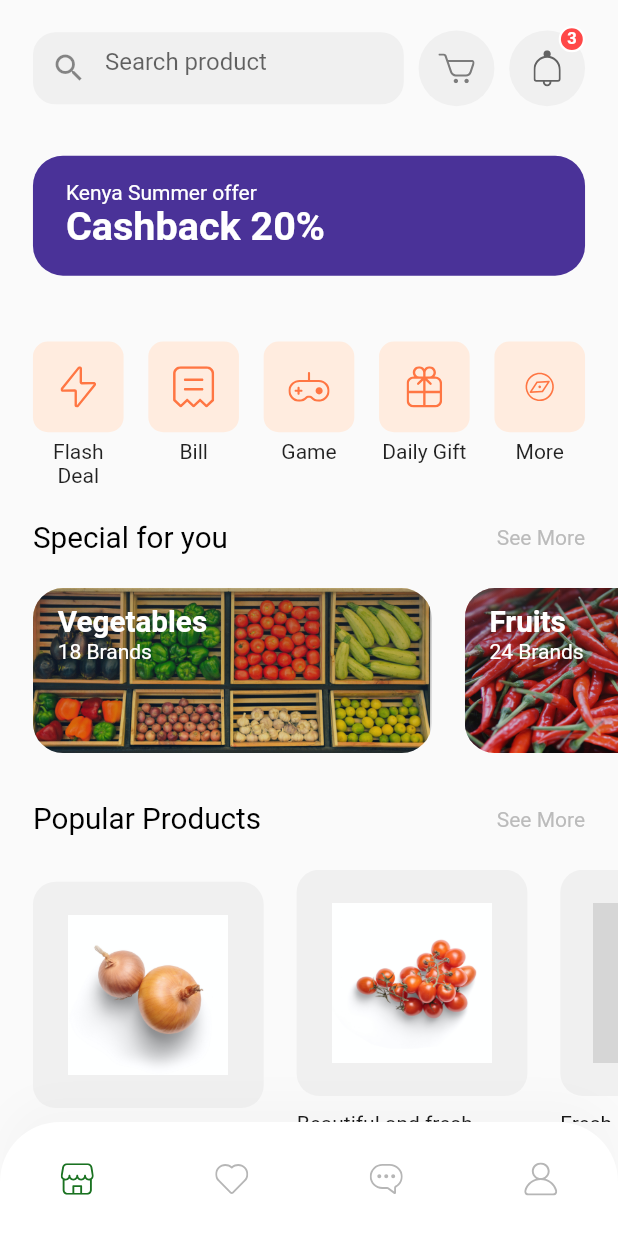
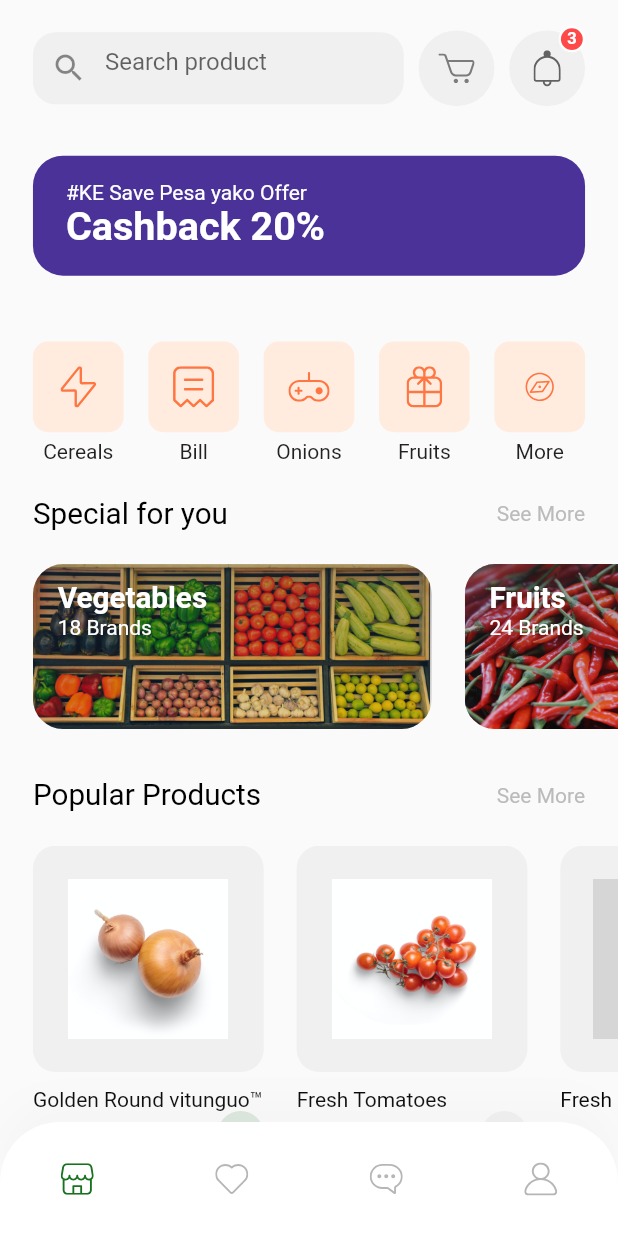
Before and after one commit to joseph3559/agro2, a Flutter app: the HomeScreen screen opened by its route, on a phone screen of 412 x 824 dp. Run offline on Flutter 3.47's test engine with Material 2 defaults, Android fonts, the phone set to English and light mode, and no system bars; our stand-ins replace flutter_svg; grey boxes are pictures that could not be loaded.

Commit message:
update products

```diff
--- a/lib/models/Product.dart
+++ b/lib/models/Product.dart
@@ -56,7 +56,7 @@ List<Product> demoProducts = [
       Color(0xFFDECB9C),
       Colors.white,
     ],
-    title: "Beautiful and fresh Tomatoes",
+    title: "Fresh Tomatoes",
     price: 50.5,
     description: description,
     rating: 4.1,
@@ -73,7 +73,7 @@ List<Product> demoProducts = [
       Color(0xFFDECB9C),
       Colors.white,
     ],
-    title: "Fresh and healthy cucumbers",
+    title: "Fresh cucumbers",
     price: 36.55,
     description: description,
     rating: 4.1,
@@ -99,5 +99,4 @@ List<Product> demoProducts = [
   ),
 ];
 
-const String description =
-    "Fresh and green vegetables from Kibabii garden …";
+const String description = "Fresh and green vegetables from Kibabii garden …";
--- a/lib/screens/home/components/categories.dart
+++ b/lib/screens/home/components/categories.dart
@@ -7,10 +7,10 @@ class Categories extends StatelessWidget {
   @override
   Widget build(BuildContext context) {
     List<Map<String, dynamic>> categories = [
-      {"icon": "assets/icons/Flash Icon.svg", "text": "Flash Deal"},
+      {"icon": "assets/icons/Flash Icon.svg", "text": "Cereals"},
       {"icon": "assets/icons/Bill Icon.svg", "text": "Bill"},
-      {"icon": "assets/icons/Game Icon.svg", "text": "Game"},
-      {"icon": "assets/icons/Gift Icon.svg", "text": "Daily Gift"},
+      {"icon": "assets/icons/Game Icon.svg", "text": "Onions"},
+      {"icon": "assets/icons/Gift Icon.svg", "text": "Fruits"},
       {"icon": "assets/icons/Discover.svg", "text": "More"},
     ];
     return Padding(
--- a/lib/screens/home/components/discount_banner.dart
+++ b/lib/screens/home/components/discount_banner.dart
@@ -25,7 +25,7 @@ class DiscountBanner extends StatelessWidget {
         TextSpan(
           style: TextStyle(color: Colors.white),
           children: [
-            TextSpan(text: "Kenya Summer offer\n"),
+            TextSpan(text: "#KE Save Pesa yako Offer\n"),
             TextSpan(
               text: "Cashback 20%",
               style: TextStyle(
```
Also changed, not shown: assets/icons/Bell.svg.
